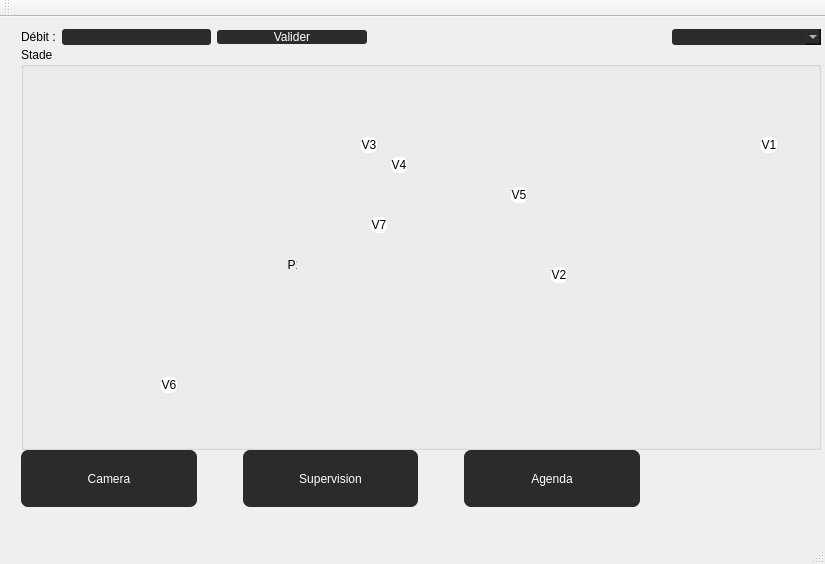
CalmettesT/Projet-BTS, file mainwindow.ui: the form before one commit.
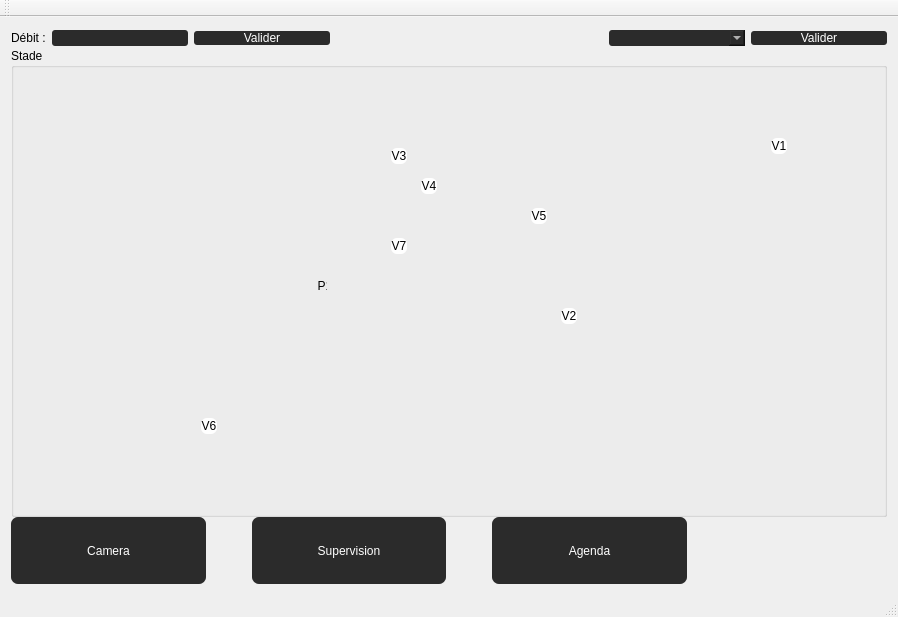
The form after the commit. Icons and pictures are not drawn. Custom widgets are drawn as their Qt base class.

Commit message: recuperation debit et mode du parc + avance responsive

Patch:
```diff
--- a/mainwindow.ui
+++ b/mainwindow.ui
@@ -6,23 +6,16 @@
    <rect>
     <x>0</x>
     <y>0</y>
-    <width>825</width>
-    <height>564</height>
+    <width>898</width>
+    <height>617</height>
    </rect>
   </property>
   <property name="windowTitle">
    <string>MainWindow</string>
   </property>
   <widget class="QWidget" name="centralWidget">
-   <widget class="QWidget" name="layoutWidget">
-    <property name="geometry">
-     <rect>
-      <x>10</x>
-      <y>10</y>
-      <width>811</width>
-      <height>491</height>
-     </rect>
-    </property>
+   <layout class="QHBoxLayout" name="horizontalLayout">
+    <item>
     <layout class="QVBoxLayout" name="verticalLayout" stretch="0,7,1">
      <property name="spacing">
       <number>0</number>
@@ -34,7 +27,7 @@
       <number>0</number>
      </property>
      <item>
-      <layout class="QHBoxLayout" name="horizontalLayout_3" stretch="0,1,1,1,1,1">
+       <layout class="QHBoxLayout" name="horizontalLayout_3" stretch="0,1,1,1,1,1,1">
        <item>
         <widget class="QLabel" name="Debit">
          <property name="styleSheet">
@@ -107,6 +100,20 @@
          </property>
         </widget>
        </item>
+        <item>
+         <widget class="QPushButton" name="validerMode">
+          <property name="styleSheet">
+           <string notr="true">border: none;
+border-radius: 3px;
+background-color: rgb(43, 43, 43);
+color: rgb(255, 255, 255);
+font: 75 10pt &quot;Arial&quot;;</string>
+          </property>
+          <property name="text">
+           <string>Valider</string>
+          </property>
+         </widget>
+        </item>
       </layout>
      </item>
      <item>
@@ -117,12 +124,18 @@
        <widget class="QLabel" name="imgParc">
         <property name="geometry">
          <rect>
-          <x>30</x>
+           <x>10</x>
           <y>23</y>
-          <width>741</width>
-          <height>371</height>
-         </rect>
-        </property>
+           <width>861</width>
+           <height>411</height>
+          </rect>
+         </property>
+         <property name="minimumSize">
+          <size>
+           <width>428</width>
+           <height>224</height>
+          </size>
+         </property>
         <property name="styleSheet">
          <string notr="true">font: 8pt &quot;MS Shell Dlg 2&quot;;
 border-image: url(:/img/parc.jpg);</string>
@@ -140,12 +153,24 @@
        <widget class="QPushButton" name="BoutonVanne2">
         <property name="geometry">
          <rect>
-          <x>530</x>
-          <y>220</y>
+           <x>550</x>
+           <y>260</y>
           <width>16</width>
           <height>16</height>
          </rect>
         </property>
+         <property name="sizePolicy">
+          <sizepolicy hsizetype="Fixed" vsizetype="Fixed">
+           <horstretch>0</horstretch>
+           <verstretch>0</verstretch>
+          </sizepolicy>
+         </property>
+         <property name="sizeIncrement">
+          <size>
+           <width>16</width>
+           <height>16</height>
+          </size>
+         </property>
         <property name="styleSheet">
          <string notr="true">border: none;
 background-color: rgb(255, 255, 255);
@@ -159,8 +184,8 @@
        <widget class="QPushButton" name="BoutonVanne4">
         <property name="geometry">
          <rect>
-          <x>370</x>
-          <y>110</y>
+           <x>410</x>
+           <y>130</y>
           <width>16</width>
           <height>16</height>
          </rect>
@@ -178,8 +203,8 @@
        <widget class="QPushButton" name="BoutonVanne3">
         <property name="geometry">
          <rect>
-          <x>340</x>
-          <y>90</y>
+           <x>380</x>
+           <y>100</y>
           <width>16</width>
           <height>16</height>
          </rect>
@@ -194,24 +219,11 @@
          <string>V3</string>
         </property>
        </widget>
-       <widget class="QLedLabel" name="pompe1">
-        <property name="geometry">
-         <rect>
-          <x>260</x>
-          <y>210</y>
-          <width>16</width>
-          <height>16</height>
-         </rect>
-        </property>
-        <property name="text">
-         <string>  P1</string>
-        </property>
-       </widget>
        <widget class="QPushButton" name="BoutonVanne6">
         <property name="geometry">
          <rect>
-          <x>140</x>
-          <y>330</y>
+           <x>190</x>
+           <y>370</y>
           <width>16</width>
           <height>16</height>
          </rect>
@@ -229,8 +241,8 @@
        <widget class="QPushButton" name="BoutonVanne5">
         <property name="geometry">
          <rect>
-          <x>490</x>
-          <y>140</y>
+           <x>520</x>
+           <y>160</y>
           <width>16</width>
           <height>16</height>
          </rect>
@@ -248,7 +260,7 @@
        <widget class="QPushButton" name="BoutonVanne1">
         <property name="geometry">
          <rect>
-          <x>740</x>
+           <x>760</x>
           <y>90</y>
           <width>16</width>
           <height>16</height>
@@ -267,8 +279,8 @@
        <widget class="QPushButton" name="BoutonVanne7">
         <property name="geometry">
          <rect>
-          <x>350</x>
-          <y>170</y>
+           <x>380</x>
+           <y>190</y>
           <width>16</width>
           <height>16</height>
          </rect>
@@ -283,6 +295,19 @@
          <string>V7</string>
         </property>
        </widget>
+        <widget class="QLedLabel" name="pompe1">
+         <property name="geometry">
+          <rect>
+           <x>300</x>
+           <y>230</y>
+           <width>16</width>
+           <height>16</height>
+          </rect>
+         </property>
+         <property name="text">
+          <string>  P1</string>
+         </property>
+        </widget>
        <zorder>imgParc</zorder>
        <zorder>pompe1</zorder>
        <zorder>BoutonVanne6</zorder>
@@ -404,7 +429,8 @@
       </layout>
      </item>
     </layout>
-   </widget>
+    </item>
+   </layout>
   </widget>
   <widget class="QMenuBar" name="menuBar">
    <property name="geometry">
```
Left out of the diff: 6 changed lines with no effect on the pictures. Lines whose indentation alone changed are shown as unchanged. The commit also changes 8 other files.
